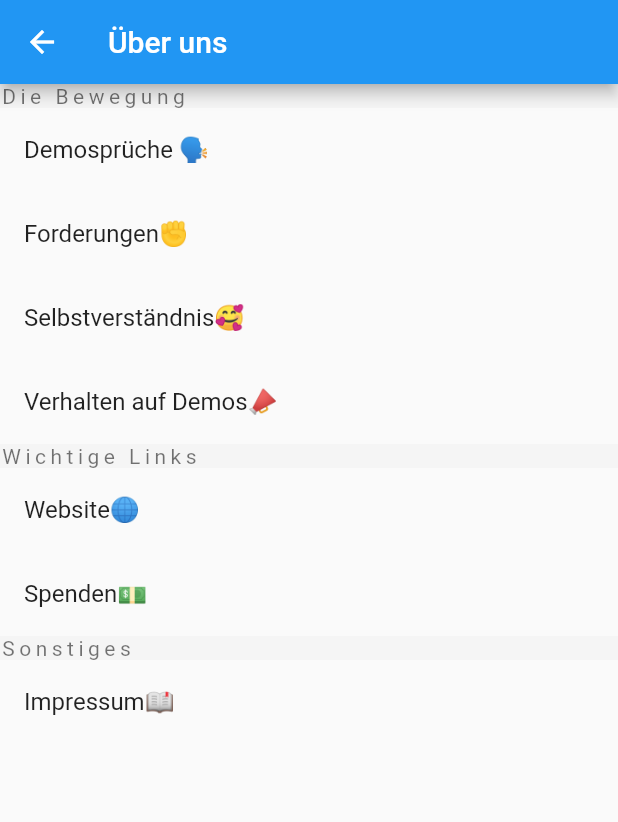
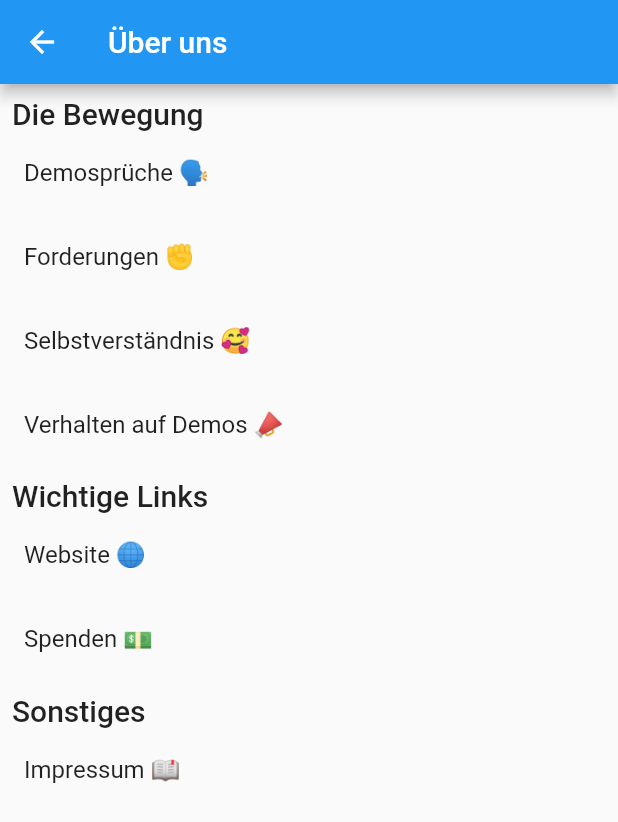
Before and after one commit to AppFridaysForFutureDE/frontend, a Flutter app: the AboutPage screen opened directly, on a phone screen of 412 x 824 dp. Shown: the top 822 px of the screen. Run offline on Flutter 3.47's test engine with Material 2 defaults, Android fonts, the phone set to English and light mode, and no system bars; our stand-ins replace material_design_icons_flutter; generated files the repository leaves out were written again; network calls fail.

Commit message:
Kleine Anpassungen im Design

```diff
--- a/lib/page/about/about.dart
+++ b/lib/page/about/about.dart
@@ -1,3 +1,5 @@
+import 'dart:io';
+
 import 'package:app/app.dart';
 import 'package:app/page/about/about_subpage/about_subpage.dart';
 import 'package:app/page/about/about_subpage/demo.dart';
@@ -16,18 +18,39 @@ class _AboutPageState extends State<AboutPage> {
   /*
   The style of the Sub Headings.
    */
-  final TextStyle _styleSubHeading =  TextStyle(
+  final TextStyle _styleSubHeading = TextStyle(
     letterSpacing: 3,
     color: Colors.black54,
   );
-
 
   /*
   The Background of the Sub headings
    */
   final Color _colorSubHeadingBackground = Colors.grey[100];
+
+  Widget _buildTitle(String title) {
+    return Platform.isIOS
+        ? Material(
+            color: _colorSubHeadingBackground,
+            child: Padding(
+              padding: const EdgeInsets.only(left: 8.0, top: 8.0),
+              child: Text(
+                title,
+                style: _styleSubHeading,
+              ),
+            ),
+          )
+        : Padding(
+            padding: const EdgeInsets.only(left: 8.0, top: 8.0),
+            child: Text(
+              title,
+              style: Theme.of(context).textTheme.headline6,
+            ),
+          );
+  }
+
   @override
- /* _launchURL() async {
+  /* _launchURL() async {
     const url = 'https://flutter.io';
     if (await canLaunch(url)) {
       await launch(url);
@@ -43,13 +66,7 @@ class _AboutPageState extends State<AboutPage> {
       body: Center(
         child: ListView(
           children: <Widget>[
-            Material(
-              color: _colorSubHeadingBackground,
-              child: Text(
-                'Die Bewegung',
-                style: _styleSubHeading,
-              ),
-            ),
+            _buildTitle('Die Bewegung'),
             ListTile(
               title: Text('Demosprüche 🗣'),
               onTap: () {
@@ -61,66 +78,59 @@ class _AboutPageState extends State<AboutPage> {
               },
             ),
             ListTile(
-              title: Text('Forderungen✊'),
+              title: Text('Forderungen ✊'),
               onTap: () {
                 Navigator.push(
                   context,
-                  MaterialPageRoute(builder: (context) => AboutSubpage('Forderungen', Text('Unsere Forderungen'))),
+                  MaterialPageRoute(
+                      builder: (context) => AboutSubpage(
+                          'Forderungen', Text('Unsere Forderungen'))),
                 );
               },
             ),
             ListTile(
-              title: Text('Selbstverständnis🥰'),
+              title: Text('Selbstverständnis 🥰'),
               onTap: () {
                 Navigator.push(
                   context,
-                  MaterialPageRoute(builder: (context) => AboutSubpage('Selbstvertändnis', Text('Selbstverständnissssssss'))),
+                  MaterialPageRoute(
+                      builder: (context) => AboutSubpage('Selbstvertändnis',
+                          Text('Selbstverständnissssssss'))),
                 );
               },
             ),
             ListTile(
-              title: Text('Verhalten auf Demos📣'),
+              title: Text('Verhalten auf Demos 📣'),
               onTap: () {
                 Navigator.push(
                   context,
-                  MaterialPageRoute(builder: (context) => AboutSubpage('Verhalten auf Demos', Text('Hier kommt ein toller Text über tolle Demos'))),
+                  MaterialPageRoute(
+                      builder: (context) => AboutSubpage('Verhalten auf Demos',
+                          Text('Hier kommt ein toller Text über tolle Demos'))),
                 );
               },
             ),
-            Material(
-              color: _colorSubHeadingBackground,
-              child: Text(
-                'Wichtige Links',
-                style: _styleSubHeading,
-              ),
-            ),
-
+            _buildTitle('Wichtige Links'),
             ListTile(
-              title: Text('Website🌐'),
+              title: Text('Website 🌐'),
             ),
             ListTile(
-              title: Text('Spenden💵'),
+              title: Text('Spenden 💵'),
             ),
-            Material(
-              color: _colorSubHeadingBackground,
-              child: Text(
-                'Sonstiges',
-                style: _styleSubHeading,
-              ),
-            ),
+            _buildTitle('Sonstiges'),
             ListTile(
-              title: Text('Impressum📖'),
+              title: Text('Impressum 📖'),
               onTap: () {
                 Navigator.push(
                   context,
-                  MaterialPageRoute(builder: (context) => AboutSubpage('Impressum', Text('Gaaaaanz viel Impressum .... '))),
+                  MaterialPageRoute(
+                      builder: (context) => AboutSubpage(
+                          'Impressum', Text('Gaaaaanz viel Impressum .... '))),
                 );
               },
             ),
-
           ],
         ),
-
       ),
     );
   }
```
